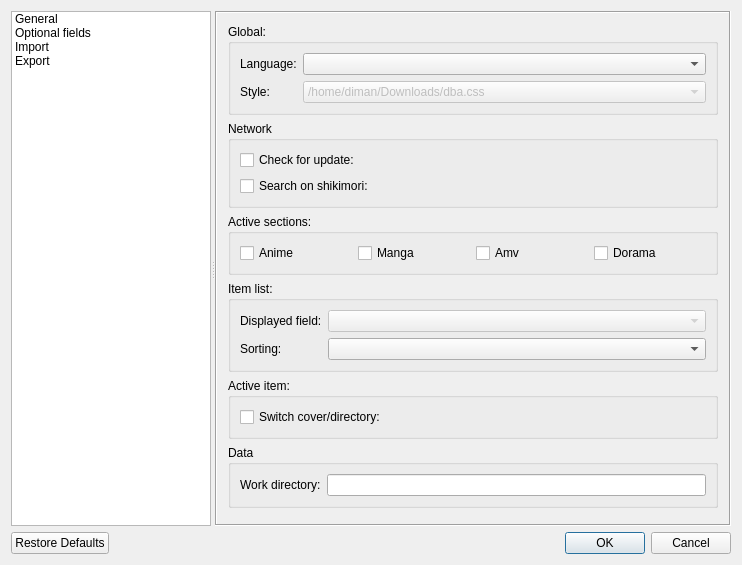
Before: the Qt Designer form settings.ui in LibertaSoft/DatabaseAnime, drawn with Qt 5.
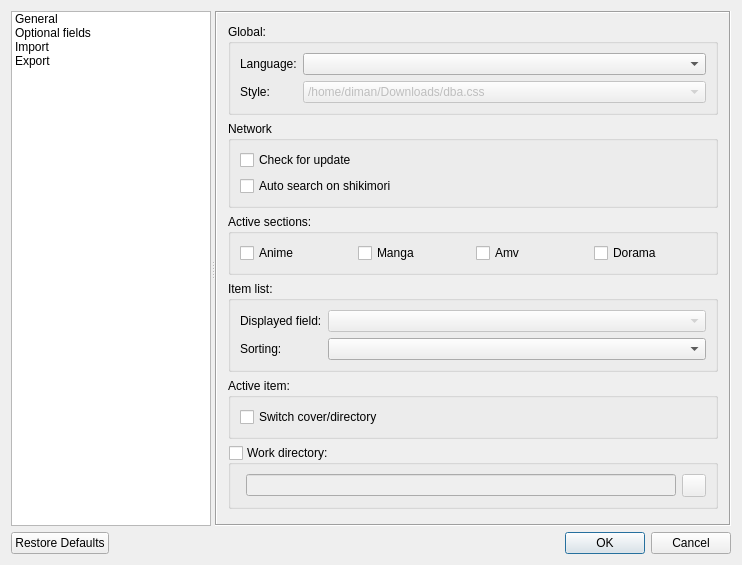
After: the same form once the commit is applied. Icons and pictures are not drawn.

Commit message: Fix: settings: Firing-in-fraction

Diff of the .ui file:
```diff
--- a/settings.ui
+++ b/settings.ui
@@ -132,7 +132,7 @@
              <x>0</x>
              <y>0</y>
              <width>499</width>
-             <height>547</height>
+             <height>549</height>
             </rect>
            </property>
            <layout class="QVBoxLayout" name="verticalLayout_4">
@@ -194,14 +194,14 @@
                <item row="0" column="0">
                 <widget class="QCheckBox" name="ChBox_CheckForUpdate">
                  <property name="text">
-                  <string>Check for update:</string>
+                  <string>Check for update</string>
                  </property>
                 </widget>
                </item>
                <item row="1" column="0">
                 <widget class="QCheckBox" name="ChBox_SearchOnShikimori">
                  <property name="text">
-                  <string>Search on shikimori:</string>
+                  <string>Auto search on shikimori</string>
                  </property>
                 </widget>
                </item>
@@ -293,7 +293,7 @@
                <item row="0" column="0" colspan="2">
                 <widget class="QCheckBox" name="ChBox_SwitchCoverOrDir">
                  <property name="text">
-                  <string>Switch cover/directory:</string>
+                  <string>Switch cover/directory</string>
                  </property>
                 </widget>
                </item>
@@ -303,18 +303,32 @@
             <item>
              <widget class="QGroupBox" name="groupBox">
               <property name="title">
-               <string>Data</string>
+               <string>Work directory:</string>
+              </property>
+              <property name="checkable">
+               <bool>true</bool>
+              </property>
+              <property name="checked">
+               <bool>false</bool>
               </property>
               <layout class="QFormLayout" name="formLayout_5">
-               <item row="0" column="0">
-                <widget class="QLabel" name="Label_WorkDir">
-                 <property name="text">
-                  <string>Work directory:</string>
-                 </property>
-                </widget>
-               </item>
                <item row="0" column="1">
-                <widget class="QLineEdit" name="LineEdit_WorkDir"/>
+                <layout class="QHBoxLayout" name="horizontalLayout_8">
+                 <item>
+                  <widget class="QLineEdit" name="LineEdit_WorkDir"/>
+                 </item>
+                 <item>
+                  <widget class="QToolButton" name="TBtn_WorkDir_Choose">
+                   <property name="text">
+                    <string/>
+                   </property>
+                   <property name="icon">
+                    <iconset resource="resource.qrc">
+                     <normaloff>:/images/folder.png</normaloff>:/images/folder.png</iconset>
+                   </property>
+                  </widget>
+                 </item>
+                </layout>
                </item>
               </layout>
              </widget>
```
Left out of the diff: 28 changed lines with no effect on the pictures. The commit also changes 10 other files.
